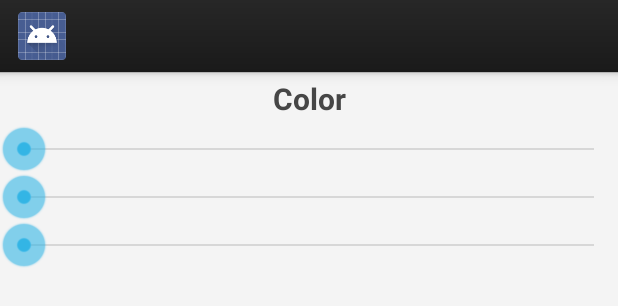
After one commit to tooreht/ch.bfh.mobicomp.leddr, an Android app: the layout fragment_unit_color.xml on its own in the app's theme, with its tools: preview values and no code run, on a phone screen of 412 x 824 dp. The commit adds this screen. Shown: the top 306 px of the screen. Run offline under Robolectric (Android 15) with nearby library versions, the phone set to English and light mode, and no system bars.

Commit message:
app ready for presentation
- add color sliders
- reorganize fragments
- new logo

```diff
--- /dev/null
+++ b/app/src/main/res/layout/fragment_unit_color.xml
@@ -0,0 +1,103 @@
+<FrameLayout xmlns:android="http://schemas.android.com/apk/res/android"
+    xmlns:tools="http://schemas.android.com/tools" android:layout_width="match_parent"
+    android:layout_height="match_parent" tools:context="ch.bfh.mobicomp.leddr.ui.UnitMainFragment"
+    android:id="@+id/frameLayout">
+
+    <!-- TODO: Update blank fragment layout -->
+
+    <TableLayout
+        android:layout_width="fill_parent"
+        android:layout_height="fill_parent">
+
+        <TableRow
+            android:layout_width="fill_parent"
+            android:layout_height="fill_parent"
+            android:textAlignment="center"
+            android:gravity="center_horizontal">
+
+            <TextView
+                android:layout_width="wrap_content"
+                android:layout_height="wrap_content"
+                android:text="@string/color"
+                android:id="@+id/unitText"
+                android:textIsSelectable="false"
+                style="@style/UnitTextBold" />
+        </TableRow>
+
+        <TableRow
+            android:layout_width="fill_parent"
+            android:layout_height="fill_parent"
+            android:textAlignment="center"
+            android:transitionGroup="false">
+
+            <SeekBar
+                android:layout_width="wrap_content"
+                android:layout_height="wrap_content"
+                android:layout_weight="1"
+                android:id="@+id/seekBarRed"
+                android:layout_column="0"
+                android:longClickable="false" />
+        </TableRow>
+
+        <TableRow
+            android:layout_width="fill_parent"
+            android:layout_height="fill_parent">
+
+        </TableRow>
+
+        <TableRow
+            android:layout_width="fill_parent"
+            android:layout_height="fill_parent">
+
+            <SeekBar
+                android:layout_width="wrap_content"
+                android:layout_height="wrap_content"
+                android:layout_weight="1"
+                android:id="@+id/seekBarGreen"
+                android:layout_column="0"
+                android:longClickable="false" />
+        </TableRow>
+
+        <TableRow
+            android:layout_width="fill_parent"
+            android:layout_height="fill_parent"></TableRow>
+
+        <TableRow
+            android:layout_width="fill_parent"
+            android:layout_height="fill_parent">
+
+            <SeekBar
+                android:layout_width="wrap_content"
+                android:layout_height="wrap_content"
+                android:layout_weight="1"
+                android:id="@+id/seekBarBlue"
+                android:layout_column="0"
+                android:longClickable="false" />
+        </TableRow>
+
+        <TableRow
+            android:layout_width="fill_parent"
+            android:layout_height="fill_parent"
+            android:minHeight="10dp"
+            android:nestedScrollingEnabled="true">
+
+        </TableRow>
+
+        <TableRow
+            android:layout_width="fill_parent"
+            android:layout_height="fill_parent"
+            android:minHeight="100px"
+            android:id="@+id/colorRow">
+
+            <ImageView
+                android:layout_width="wrap_content"
+                android:layout_height="wrap_content"
+                android:id="@+id/colorView"
+                android:layout_column="0"
+                android:layout_weight="1"
+                android:minWidth="400dp"
+                android:minHeight="200dp" />
+        </TableRow>
+
+    </TableLayout>
+</FrameLayout>
--- a/app/src/main/res/layout/fragment_unit.xml
+++ b/app/src/main/res/layout/fragment_unit_main.xml
@@ -1,6 +1,6 @@
 <FrameLayout xmlns:android="http://schemas.android.com/apk/res/android"
     xmlns:tools="http://schemas.android.com/tools" android:layout_width="match_parent"
-    android:layout_height="match_parent" tools:context="ch.bfh.mobicomp.leddr.ui.UnitFragment">
+    android:layout_height="match_parent" tools:context="ch.bfh.mobicomp.leddr.ui.UnitMainFragment">
 
     <!-- TODO: Update blank fragment layout -->
 
```
Also changed, not shown: app/src/main/java/ch/bfh/mobicomp/leddr/ui/BootstrapPagerAdapter.java (+6 -6 lines), app/src/main/java/ch/bfh/mobicomp/leddr/ui/UnitColorFragment.java (added, +105 -0 lines), app/src/main/java/ch/bfh/mobicomp/leddr/ui/UnitIntensityFragment.java (added, +86 -0 lines), app/src/main/java/ch/bfh/mobicomp/leddr/ui/UnitMainFragment.java (renamed from app/src/main/java/ch/bfh/mobicomp/leddr/ui/UnitFragment.java, +10 -11 lines), app/src/main/java/ch/bfh/mobicomp/leddr/util/RGBListener.java (added, +62 -0 lines), app/src/main/res/layout/fragment_unit_intensity.xml (added, +34 -0 lines), app/src/main/res/values/strings.xml (+5 -3 lines), app/src/main/res/drawable-xhdpi/icon.png.
